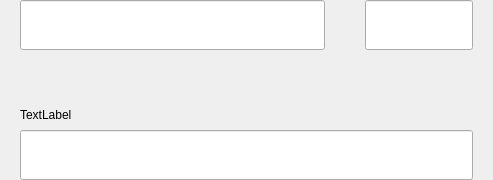
The window that src/qt/vitae/forms/sendmultirow.ui (VitaeTeam/Vitae) describes before a commit, drawn with Qt 5.
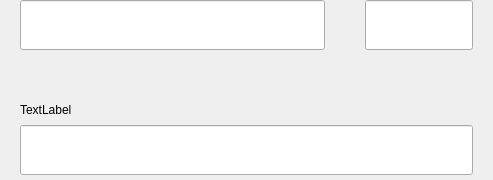
The same window after the commit.

What changed in the file:
```diff
--- a/src/qt/vitae/forms/sendmultirow.ui
+++ b/src/qt/vitae/forms/sendmultirow.ui
@@ -39,7 +39,7 @@
     <number>20</number>
    </property>
    <property name="bottomMargin">
-    <number>0</number>
+    <number>5</number>
    </property>
    <item alignment="Qt::AlignTop">
     <widget class="QWidget" name="widget" native="true">
```
